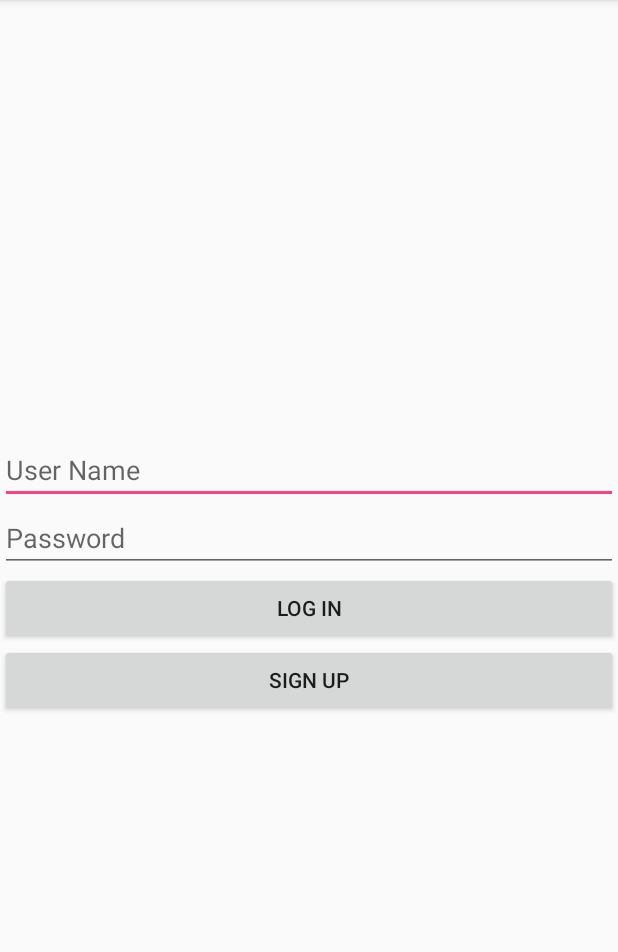
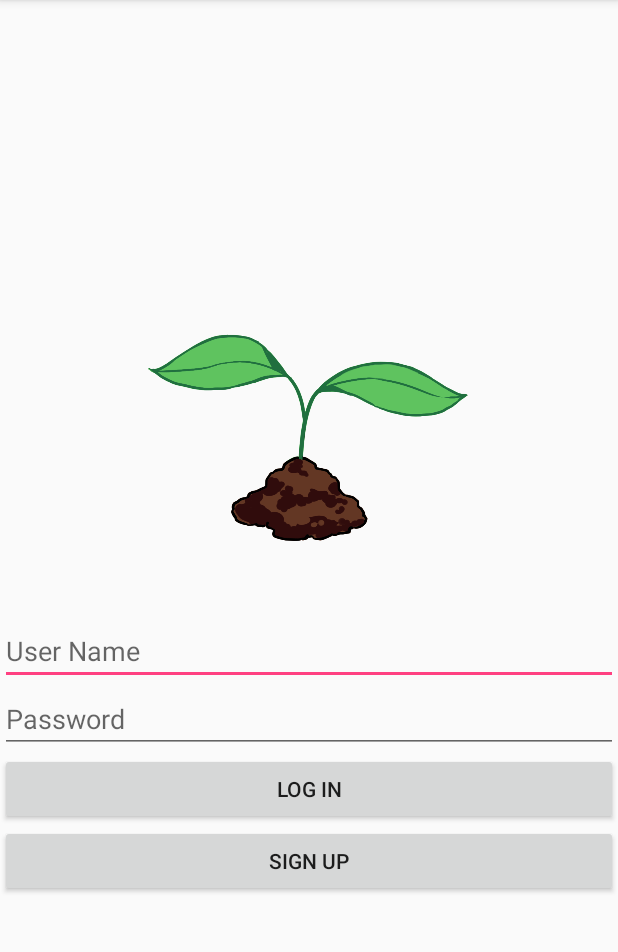
Before and after one commit to Lynx1820/botanist, an Android app: the screen it shows after launch (MainActivity), on a phone screen of 412 x 824 dp, the part 84-1036 px from its top. Run offline under Robolectric (Android 15) with nearby library versions, the phone set to English and light mode, and no system bars.

Commit message:
cute pic added

```diff
--- a/app/src/main/java/project/cis350/upenn/edu/botanist_project/LoginDataBase.java
+++ b/app/src/main/java/project/cis350/upenn/edu/botanist_project/LoginDataBase.java
@@ -9,7 +9,7 @@ import android.content.Context;
 import android.database.Cursor;
 import android.database.sqlite.SQLiteDatabase;
 import android.database.sqlite.SQLiteOpenHelper;
-
+//TODO: DElete before demo
 public class LoginDataBase {
     public  SQLiteDatabase db;
     private final Context context;
--- a/app/src/main/java/project/cis350/upenn/edu/botanist_project/MainActivity.java
+++ b/app/src/main/java/project/cis350/upenn/edu/botanist_project/MainActivity.java
@@ -47,7 +47,6 @@ public class MainActivity extends AppCompatActivity {
                 cursor = db.rawQuery("SELECT * FROM " + DataBaseHelper.TABLE_NAME +
                         " WHERE " + DataBaseHelper.COLUMN_USERNAME + "=? AND " +
                         DataBaseHelper.COLUMN_PASSWORD + "=?", new String[] {username,password});
-              //  System.out.println("dsa!!!" + cursor);
                 if (cursor != null && cursor.getCount()>0) {
                     MenuActivity.owner = username;
                     Intent menuIntent =new Intent(getApplicationContext(),MenuActivity.class);
--- a/app/src/main/java/project/cis350/upenn/edu/botanist_project/SignUpActivity.java
+++ b/app/src/main/java/project/cis350/upenn/edu/botanist_project/SignUpActivity.java
@@ -24,12 +24,9 @@ public class SignUpActivity extends AppCompatActivity {
     ActionBar actionBar;
     SQLiteOpenHelper openHelper;
     SQLiteDatabase db;
-    //LoginDataBase loginDataBase;
     @Override
     protected void onCreate(Bundle savedInstanceState) {
         super.onCreate(savedInstanceState);
-        //loginDataBase=new LoginDataBase(this);
-        //loginDataBase =loginDataBase.open();
         openHelper = new DataBaseHelper(this);
         db = openHelper.getWritableDatabase();
         setContentView(R.layout.sign_up);
--- a/app/src/main/res/layout/activity_main.xml
+++ b/app/src/main/res/layout/activity_main.xml
@@ -10,15 +10,27 @@
     <LinearLayout
         android:layout_width="match_parent"
         android:layout_height="match_parent"
+        android:gravity="center_vertical"
         android:orientation="vertical"
-        android:gravity="center_vertical" >
+        android:weightSum="1">
+
+        <ImageView
+            android:id="@+id/image"
+            android:layout_width="wrap_content"
+            android:layout_height="195dp"
+            android:layout_weight="0.12"
+            android:adjustViewBounds="false"
+            android:cropToPadding="false"
+            android:scaleType="fitCenter"
+            app:srcCompat="@drawable/plant" />
 
         <EditText
             android:id="@+id/logInUsername"
             android:layout_width="match_parent"
             android:layout_height="wrap_content"
-            android:hint="User Name"
-            android:ems="10" >
+            android:ems="10"
+            android:hint="User Name">
+
             <requestFocus />
         </EditText>
 
@@ -27,8 +39,8 @@
             android:layout_width="match_parent"
             android:layout_height="wrap_content"
             android:ems="10"
-            android:inputType="textPassword"
-            android:hint="Password" />
+            android:hint="Password"
+            android:inputType="textPassword" />
 
         <Button
             android:id="@+id/buttonLogIn"
```
Also changed, not shown: app/src/main/res/drawable/title.jpg (added), app/src/main/res/drawable/title2.jpg (added).
